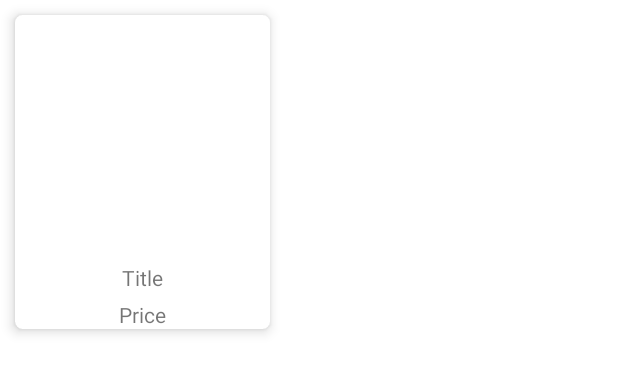
After one commit to catacretu/eCommerceFoodApp, an Android app: the layout item_view.xml on its own in the app's theme, with its tools: preview values and no code run, on a phone screen of 412 x 824 dp. The commit adds this screen. Shown: the top 373 px of the screen. Run offline under Robolectric (Android 15) with nearby library versions, the phone set to English and light mode, and no system bars.

Commit message:
RecyclerView

```diff
--- a/app/src/main/AndroidManifest.xml
+++ b/app/src/main/AndroidManifest.xml
@@ -1,6 +1,7 @@
 <?xml version="1.0" encoding="utf-8"?>
 <manifest xmlns:android="http://schemas.android.com/apk/res/android"
     xmlns:tools="http://schemas.android.com/tools">
+    <uses-permission android:name="android.permission.INTERNET"/>
 
     <application
         android:allowBackup="true"
--- /dev/null
+++ b/app/src/main/java/com/example/ecommercefoodapp/FoodItemModel.kt
@@ -0,0 +1,4 @@
+package com.example.ecommercefoodapp
+
+data class FoodItemModel(val title: String, val price: String, val imageUrl:String) {
+}
--- a/app/src/main/java/com/example/ecommercefoodapp/MainActivity.kt
+++ b/app/src/main/java/com/example/ecommercefoodapp/MainActivity.kt
@@ -2,6 +2,7 @@ package com.example.ecommercefoodapp
 
 import androidx.appcompat.app.AppCompatActivity
 import android.os.Bundle
+import androidx.recyclerview.widget.RecyclerView
 
 class MainActivity : AppCompatActivity() {
     override fun onCreate(savedInstanceState: Bundle?) {
--- /dev/null
+++ b/app/src/main/res/layout/item_view.xml
@@ -0,0 +1,45 @@
+<?xml version="1.0" encoding="utf-8"?>
+
+<androidx.cardview.widget.CardView xmlns:android="http://schemas.android.com/apk/res/android"
+    xmlns:app="http://schemas.android.com/apk/res-auto"
+    android:layout_width="wrap_content"
+    android:layout_height="wrap_content"
+    android:layout_margin="10dp"
+    android:orientation="vertical"
+    app:cardCornerRadius="5dp"
+    app:cardElevation="5dp">
+
+    <androidx.constraintlayout.widget.ConstraintLayout
+        android:layout_width="match_parent"
+        android:layout_height="match_parent"
+        android:orientation="vertical">
+    <ImageView
+        android:id="@+id/image"
+        android:layout_width="150dp"
+        android:layout_height="150dp"
+        android:layout_margin="10dp"
+        app:layout_constraintTop_toTopOf="parent"
+        app:layout_constraintStart_toStartOf="parent"
+        app:layout_constraintEnd_toEndOf="parent"/>
+    <TextView
+        android:id="@+id/title"
+        android:layout_width="wrap_content"
+        android:layout_height="wrap_content"
+        android:text="Title"
+        android:layout_marginTop="5dp"
+        app:layout_constraintTop_toBottomOf="@id/image"
+        app:layout_constraintStart_toStartOf="parent"
+        app:layout_constraintEnd_toEndOf="parent"/>
+    <TextView
+        android:id="@+id/price"
+        android:layout_width="wrap_content"
+        android:layout_height="wrap_content"
+        android:text="Price"
+        android:layout_marginTop="5dp"
+        app:layout_constraintTop_toBottomOf="@id/title"
+        app:layout_constraintStart_toStartOf="parent"
+        app:layout_constraintEnd_toEndOf="parent"/>
+    </androidx.constraintlayout.widget.ConstraintLayout>
+
+
+</androidx.cardview.widget.CardView>
```
Also changed, not shown: app/build.gradle (+10 -0 lines), app/src/main/java/com/example/ecommercefoodapp/FoodAdapter.kt (added, +42 -0 lines), app/src/main/java/com/example/ecommercefoodapp/HomeFragment.kt (+20 -27 lines), app/src/main/res/layout/fragment_home.xml (+5 -15 lines).
